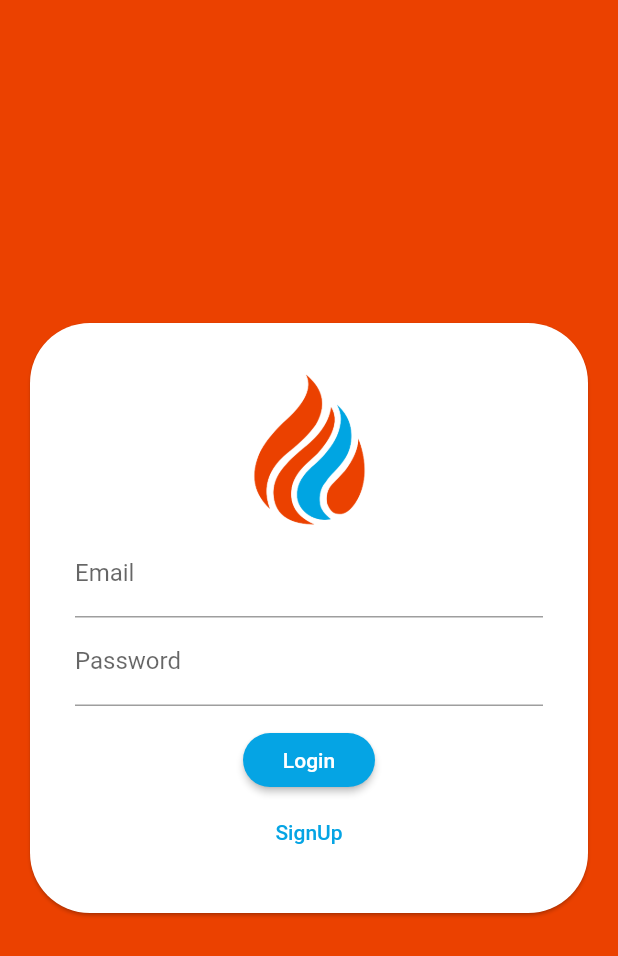
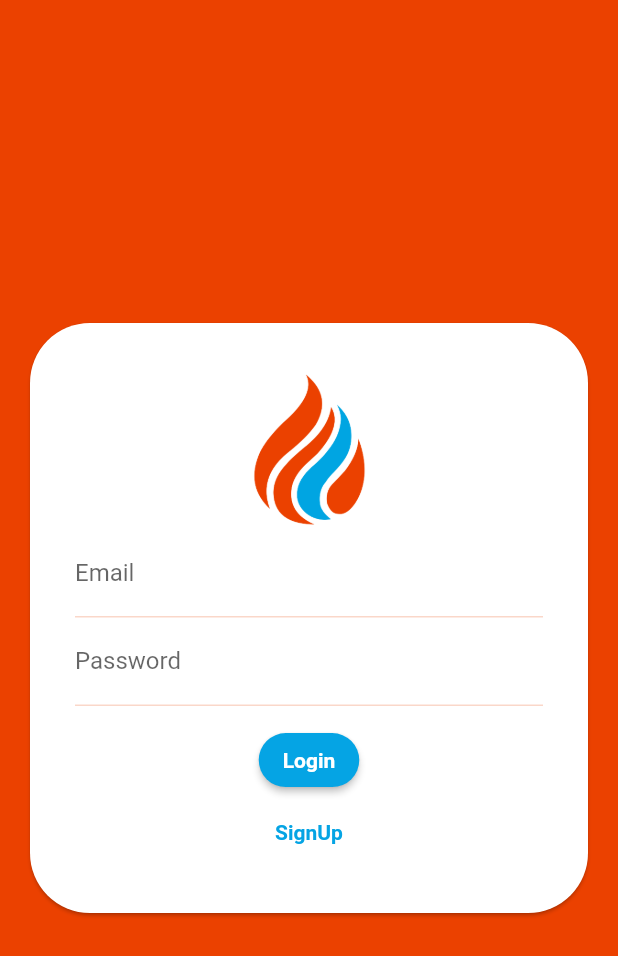
Before and after one commit to shubham242/Firechat, a Flutter app: the screen it shows after launch, on a phone screen of 412 x 824 dp. Shown: the top 956 px of the screen. Run offline on Flutter 3.47's test engine with Material 2 defaults, Android fonts, the phone set to English and light mode, and no system bars; our stand-ins replace cloud_firestore, email_validator, firebase_auth, firebase_core, firebase_storage, image_picker; accounts and stored records are empty.

Commit message:
Upgrade to 2.5.1

```diff
--- a/lib/main.dart
+++ b/lib/main.dart
@@ -17,14 +17,45 @@ class MyApp extends StatelessWidget {
     return MaterialApp(
       title: 'Firechat',
       theme: ThemeData(
-        primarySwatch: CustomColors.primaryColor,
-        backgroundColor: CustomColors.canvasColor,
-        accentColor: CustomColors.accentColor,
+        primaryColor: CustomColors.primaryColor,
+        colorScheme: ColorScheme(
+          brightness: Brightness.light,
+          primary: CustomColors.primaryColor,
+          primaryVariant: CustomColors.primaryColor,
+          secondary: CustomColors.accentColor,
+          secondaryVariant: CustomColors.accentColor,
+          surface: CustomColors.canvasColor,
+          background: Colors.white,
+          error: Colors.red,
+          onPrimary: CustomColors.primaryColor,
+          onSecondary: CustomColors.accentColor,
+          onBackground: CustomColors.canvasColor,
+          onError: Colors.red,
+          onSurface: CustomColors.canvasColor,
+        ),
         buttonTheme: ButtonTheme.of(context).copyWith(
-          buttonColor: Colors.blue,
+          buttonColor: CustomColors.accentColor,
           textTheme: ButtonTextTheme.primary,
           shape: RoundedRectangleBorder(
             borderRadius: BorderRadius.circular(20),
+          ),
+        ),
+        elevatedButtonTheme: ElevatedButtonThemeData(
+          style: ElevatedButton.styleFrom(
+            primary: CustomColors.accentColor,
+            textStyle: TextStyle(color: Colors.yellow),
+            shape: RoundedRectangleBorder(
+              borderRadius: BorderRadius.circular(20),
+            ),
+          ),
+        ),
+        textButtonTheme: TextButtonThemeData(
+          style: TextButton.styleFrom(
+            primary: CustomColors.accentColor,
+            textStyle: TextStyle(color: Colors.yellow),
+            shape: RoundedRectangleBorder(
+              borderRadius: BorderRadius.circular(20),
+            ),
           ),
         ),
       ),
--- a/lib/screens/auth_screen.dart
+++ b/lib/screens/auth_screen.dart
@@ -46,7 +46,7 @@ class _AuthScreenState extends State<AuthScreen> {
           password: _password,
         );
       }
-
+      if (!_isLogin) {
         final ref = FirebaseStorage.instance
             .ref()
             .child('images')
@@ -62,6 +62,7 @@ class _AuthScreenState extends State<AuthScreen> {
           'username': _username,
           'url': url,
         });
+      }
     } on FirebaseException catch (err) {
       ScaffoldMessenger.of(con).showSnackBar(SnackBar(
         content: Text(err.message!),
@@ -81,7 +82,7 @@ class _AuthScreenState extends State<AuthScreen> {
       ScaffoldMessenger.of(context).showSnackBar(
         SnackBar(
           content: Text('Please provide a Profile Picture'),
-          backgroundColor: Theme.of(context).accentColor,
+          backgroundColor: Theme.of(context).colorScheme.secondary,
         ),
       );
       return;
@@ -160,17 +161,26 @@ class _AuthScreenState extends State<AuthScreen> {
                         child: CircularProgressIndicator(),
                       ),
                     if (!_isLoading)
-                      RaisedButton(
-                        child: Text(_isLogin ? 'Login' : 'SignUp'),
-                        color: Theme.of(context).accentColor,
+                      ElevatedButton(
                         onPressed: () => _tryLogin(context),
+                        style: ButtonStyle(),
+                        child: Text(
+                          _isLogin ? 'Login' : 'SignUp',
+                          style: TextStyle(
+                            color: Colors.white,
+                            fontWeight: FontWeight.bold,
+                          ),
+                        ),
                       ),
                     if (!_isLoading)
-                      FlatButton(
+                      TextButton(
                         child: Text(
                           _isLogin ? 'SignUp' : 'LogIn',
+                          style: TextStyle(
+                            color: Theme.of(context).colorScheme.secondary,
+                            fontWeight: FontWeight.bold,
                           ),
-                        textColor: Theme.of(context).accentColor,
+                        ),
                         onPressed: () {
                           setState(
                             () {
--- a/lib/screens/chat_screen.dart
+++ b/lib/screens/chat_screen.dart
@@ -1,5 +1,4 @@
 import 'package:flutter/material.dart';
-import 'package:cloud_firestore/cloud_firestore.dart';
 import 'package:firebase_auth/firebase_auth.dart';
 
 import '../widgets/new_message.dart';
@@ -10,7 +9,10 @@ class ChatScreen extends StatelessWidget {
   Widget build(BuildContext context) {
     return Scaffold(
       appBar: AppBar(
-        title: Text('Firechat'),
+        title: Text(
+          'Firechat',
+          style: TextStyle(color: Colors.white),
+        ),
         actions: [
           DropdownButton(
             icon: Icon(
--- a/lib/widgets/messages.dart
+++ b/lib/widgets/messages.dart
@@ -24,6 +24,7 @@ class Messages extends StatelessWidget {
           itemBuilder: (ctx, i) => MessageBubble(
             chatDocs[i]['text'],
             chatDocs[i]['username'],
+            chatDocs[i]['userimage'],
             chatDocs[i]['userId'] == FirebaseAuth.instance.currentUser?.uid,
             ValueKey(chatDocs[i].id),
           ),
--- a/lib/widgets/new_message.dart
+++ b/lib/widgets/new_message.dart
@@ -12,7 +12,7 @@ class _NewMessageState extends State<NewMessage> {
   final _controller = new TextEditingController();
   void _sendMessage() async {
     FocusScope.of(context).unfocus();
-    final user = await FirebaseAuth.instance.currentUser?.uid;
+    final user = FirebaseAuth.instance.currentUser?.uid;
     final userData =
         await FirebaseFirestore.instance.collection('users').doc(user).get();
     if (_message != '')
@@ -21,6 +21,7 @@ class _NewMessageState extends State<NewMessage> {
         'time': Timestamp.now(),
         'userId': user,
         'username': userData['username'],
+        'userimage': userData['url'],
       });
     _controller.clear();
     _message = '';
@@ -35,7 +36,7 @@ class _NewMessageState extends State<NewMessage> {
           Expanded(
             child: Container(
               decoration: BoxDecoration(
-                color: Theme.of(context).backgroundColor,
+                color: Theme.of(context).colorScheme.surface,
                 borderRadius: BorderRadius.all(
                   Radius.circular(30),
                 ),
```
Also changed, not shown: lib/widgets/message_bubble.dart (+26 -11 lines), 1 other file. Lines whose indentation alone changed are shown as unchanged.
